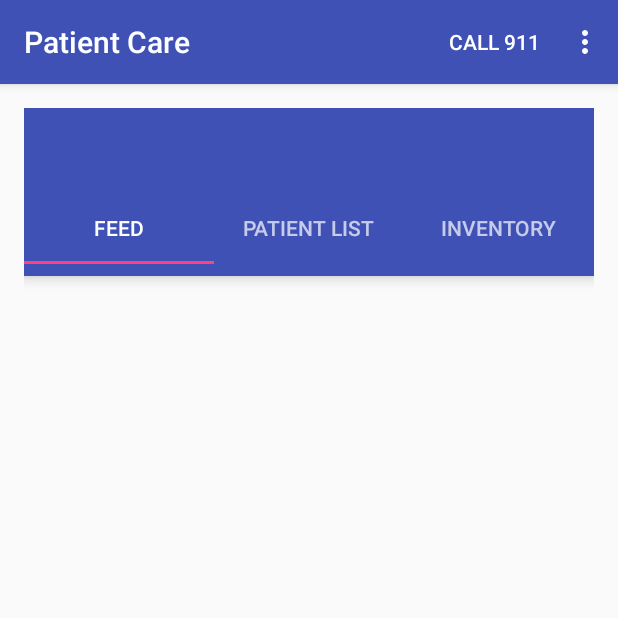
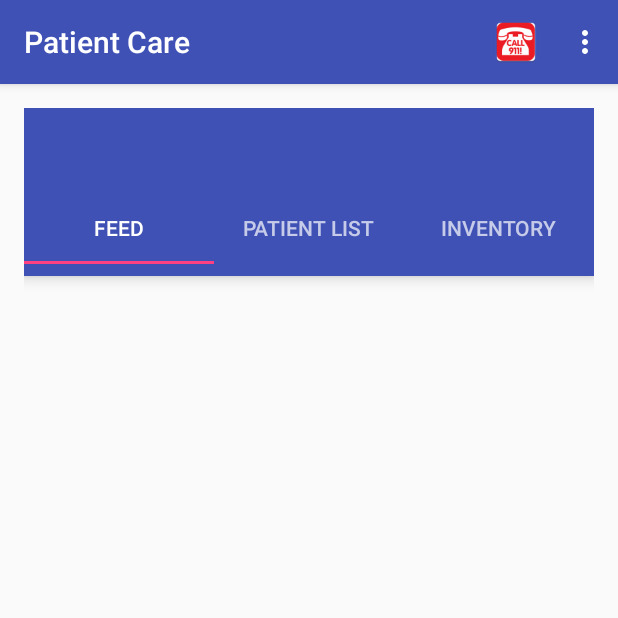
Before and after one commit to chengstephen/cs160_design07, an Android app: the screen it shows after launch (MainActivity), on a phone screen of 412 x 824 dp, the top half of it. Run offline under Robolectric (Android 15) with nearby library versions, the phone set to English and light mode, and no system bars; 1 statement that could not run was skipped.

Commit message:
Made call 911 into an icon image.

```diff
--- a/app/src/main/res/menu/menu_main.xml
+++ b/app/src/main/res/menu/menu_main.xml
@@ -3,6 +3,7 @@
     xmlns:app="http://schemas.android.com/apk/res-auto">
     <item android:id="@+id/call_emergency"
         android:title="@string/call_emergency"
+        android:icon="@mipmap/ic_launcher"
         app:showAsAction="always"/>
     <item android:id="@+id/about"
         android:title="@string/menu_about"/>
```
Also changed, not shown: app/src/main/ic_launcher-web.png (added), app/src/main/res/mipmap-hdpi/ic_launcher.png, app/src/main/res/mipmap-mdpi/ic_launcher.png, app/src/main/res/mipmap-xhdpi/ic_launcher.png, app/src/main/res/mipmap-xxhdpi/ic_launcher.png, app/src/main/res/mipmap-xxxhdpi/ic_launcher.png.
